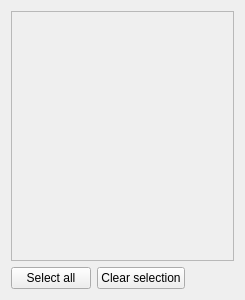
Old version of the form src/admc/filter_widget/class_filter_widget.ui in the repository altlinux/admc.
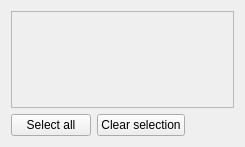
New version of the form.

Commit message: make class filter dialog shorter

The edit to the form file:
```diff
--- a/src/admc/filter_widget/class_filter_widget.ui
+++ b/src/admc/filter_widget/class_filter_widget.ui
@@ -7,7 +7,7 @@
     <x>0</x>
     <y>0</y>
     <width>245</width>
-    <height>300</height>
+    <height>147</height>
    </rect>
   </property>
   <property name="windowTitle">
@@ -25,7 +25,7 @@
         <x>0</x>
         <y>0</y>
         <width>221</width>
-        <height>236</height>
+        <height>83</height>
        </rect>
       </property>
       <layout class="QVBoxLayout" name="classes_layout"/>
```
The commit also changes 1 other file.
